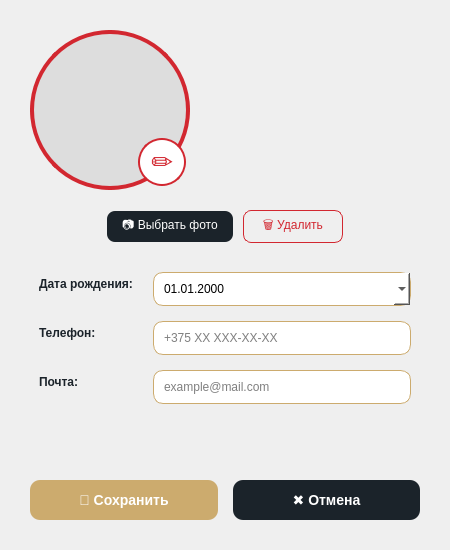
lerakaplich/TaskPlanner2, file ui/profile/edit_profile.ui: the form before one commit.
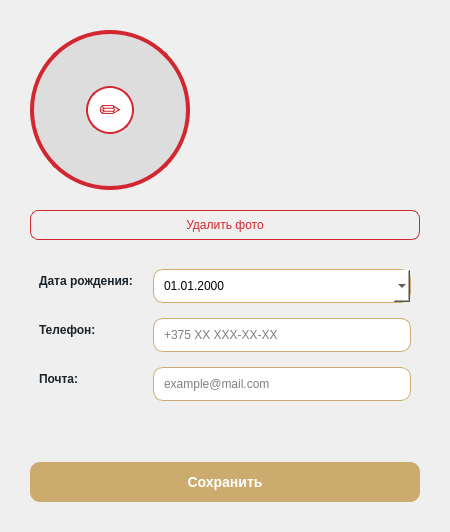
The form after the commit.

```diff
--- a/ui/profile/edit_profile.ui
+++ b/ui/profile/edit_profile.ui
@@ -7,7 +7,7 @@
     <x>0</x>
     <y>0</y>
     <width>450</width>
-    <height>550</height>
+    <height>532</height>
    </rect>
   </property>
   <property name="windowTitle">
@@ -58,7 +58,7 @@
       <property name="spacing">
        <number>0</number>
       </property>
-      <item row="0" column="0" alignment="Qt::AlignmentFlag::AlignRight|Qt::AlignmentFlag::AlignBottom">
+      <item row="0" column="0">
        <widget class="QPushButton" name="btnEditPhoto">
         <property name="sizePolicy">
          <sizepolicy hsizetype="Fixed" vsizetype="Fixed">
@@ -107,80 +107,37 @@
 
    <!-- КНОПКИ УПРАВЛЕНИЯ ФОТО -->
    <item>
-    <layout class="QHBoxLayout" name="photoButtonsLayout">
-     <property name="spacing">
-      <number>10</number>
+    <widget class="QPushButton" name="btnDeletePhoto">
+     <property name="minimumSize">
+      <size>
+       <width>120</width>
+       <height>30</height>
+      </size>
      </property>
-     <property name="alignment">
-      <set>Qt::AlignmentFlag::AlignCenter</set>
+     <property name="styleSheet">
+      <string notr="true">
+       QPushButton {
+           background-color: transparent;
+           color: #D22730;
+           border: 1px solid #D22730;
+           border-radius: 8px;
+           font-size: 12px;
+           padding: 5px 15px;
+       }
+       QPushButton:hover {
+           background-color: #D22730;
+           color: white;
+       }
+       QPushButton:pressed {
+           background-color: #a01a24;
+       }
+      </string>
      </property>
-     <item>
-      <widget class="QPushButton" name="btnEditPhotoLabel">
-       <property name="minimumSize">
-        <size>
-         <width>120</width>
-         <height>30</height>
-        </size>
-       </property>
-       <property name="styleSheet">
-        <string notr="true">
-         QPushButton {
-             background-color: #1B232A;
-             color: white;
-             border-radius: 8px;
-             border: none;
-             font-size: 12px;
-             padding: 5px 15px;
-         }
-         QPushButton:hover {
-             background-color: #333333;
-         }
-         QPushButton:pressed {
-             background-color: #000000;
-         }
-        </string>
-       </property>
-       <property name="text">
-        <string>📷 Выбрать фото</string>
-       </property>
-      </widget>
-     </item>
-     <item>
-      <widget class="QPushButton" name="btnDeletePhoto">
-       <property name="minimumSize">
-        <size>
-         <width>100</width>
-         <height>30</height>
-        </size>
-       </property>
-       <property name="styleSheet">
-        <string notr="true">
-         QPushButton {
-             background-color: transparent;
-             color: #D22730;
-             border: 1px solid #D22730;
-             border-radius: 8px;
-             font-size: 12px;
-             padding: 5px 15px;
-         }
-         QPushButton:hover {
-             background-color: #D22730;
-             color: white;
-         }
-         QPushButton:pressed {
-             background-color: #a01a24;
-         }
-        </string>
-       </property>
-       <property name="text">
-        <string>🗑 Удалить</string>
-       </property>
-      </widget>
-     </item>
-    </layout>
+     <property name="text">
+      <string>Удалить фото</string>
+     </property>
+    </widget>
    </item>
-
-   <!-- ФОРМА -->
    <item>
     <widget class="QFrame" name="formFrame">
      <layout class="QFormLayout" name="formLayout">
@@ -256,22 +213,6 @@
      </layout>
     </widget>
    </item>
-
-   <item>
-    <spacer name="verticalSpacer">
-     <property name="orientation">
-      <enum>Qt::Orientation::Vertical</enum>
-     </property>
-     <property name="sizeHint" stdset="0">
-      <size>
-       <width>20</width>
-       <height>10</height>
-      </size>
-     </property>
-    </spacer>
-   </item>
-
-   <!-- КНОПКИ ДЕЙСТВИЙ -->
    <item>
     <layout class="QHBoxLayout" name="buttonsLayout">
      <property name="spacing">
@@ -304,38 +245,7 @@
         </string>
        </property>
        <property name="text">
-        <string>💾 Сохранить</string>
-       </property>
-      </widget>
-     </item>
-     <item>
-      <widget class="QPushButton" name="btnCancel">
-       <property name="minimumSize">
-        <size>
-         <width>0</width>
-         <height>40</height>
-        </size>
-       </property>
-       <property name="styleSheet">
-        <string notr="true">
-         QPushButton {
-             background-color: #1B232A;
-             color: white;
-             border-radius: 10px;
-             border: none;
-             font-weight: bold;
-             font-size: 14px;
-         }
-         QPushButton:hover {
-             background-color: #333333;
-         }
-         QPushButton:pressed {
-             background-color: #000000;
-         }
-        </string>
-       </property>
-       <property name="text">
-        <string>✖ Отмена</string>
+        <string>Сохранить</string>
        </property>
       </widget>
      </item>
```
Left out of the diff: 45 changed lines with no effect on the pictures.
